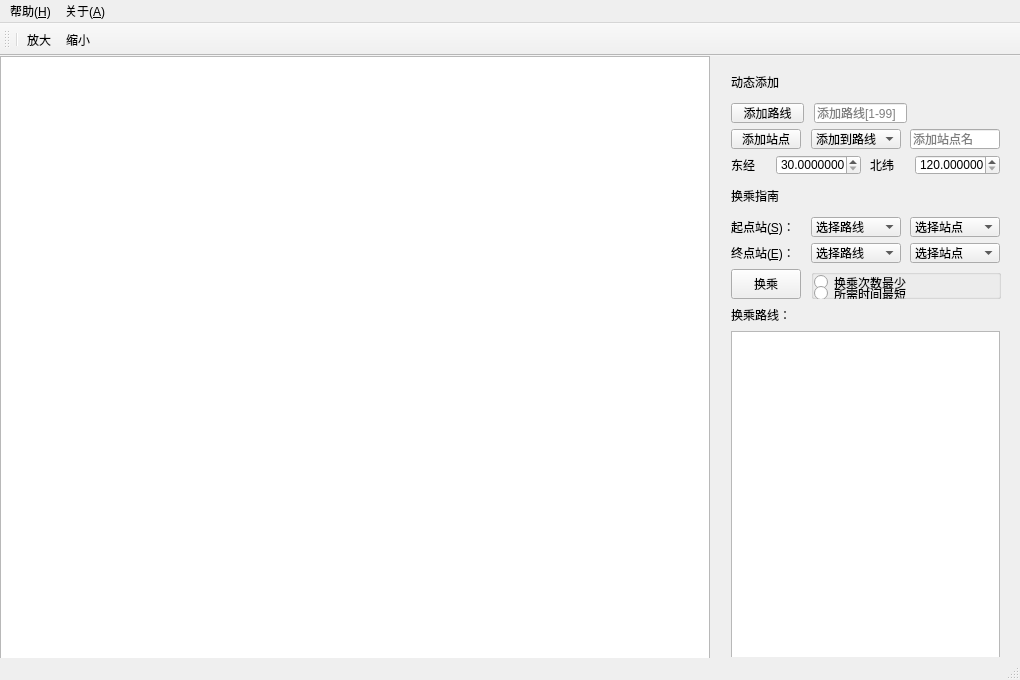
BaiJiazm/SubwayTransferSystem, file SubwayTransferSystem/mainwindow.ui: the form before one commit.
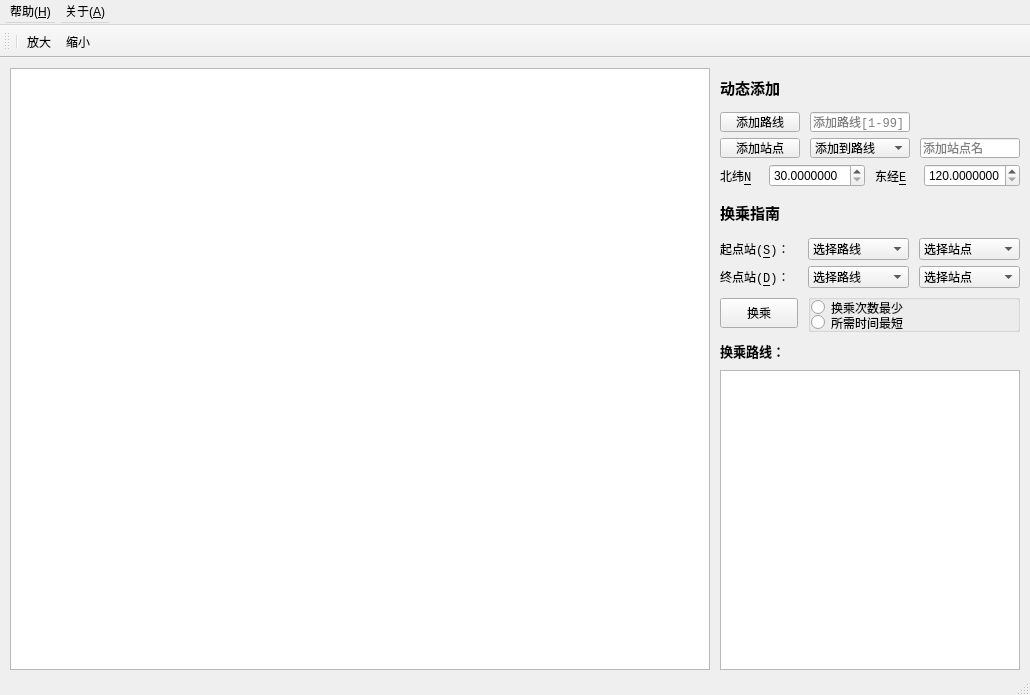
The form after the commit. Icons and pictures are not drawn.

Commit message: # finish initial ui design

Patch:
```diff
--- a/SubwayTransferSystem/mainwindow.ui
+++ b/SubwayTransferSystem/mainwindow.ui
@@ -9,14 +9,14 @@
    <rect>
     <x>0</x>
     <y>0</y>
-    <width>1020</width>
-    <height>680</height>
+    <width>1030</width>
+    <height>695</height>
    </rect>
   </property>
   <property name="minimumSize">
    <size>
-    <width>1000</width>
-    <height>680</height>
+    <width>1030</width>
+    <height>695</height>
    </size>
   </property>
   <property name="windowTitle">
@@ -29,41 +29,67 @@
    </size>
   </property>
   <widget class="QWidget" name="centralWidget">
+   <property name="minimumSize">
+    <size>
+     <width>1030</width>
+     <height>620</height>
+    </size>
+   </property>
+   <layout class="QHBoxLayout" name="horizontalLayout_7" stretch="8,2">
+    <property name="spacing">
+     <number>10</number>
+    </property>
+    <property name="leftMargin">
+     <number>10</number>
+    </property>
+    <property name="topMargin">
+     <number>10</number>
+    </property>
+    <property name="rightMargin">
+     <number>10</number>
+    </property>
+    <property name="bottomMargin">
+     <number>10</number>
+    </property>
+    <item>
    <widget class="QGraphicsView" name="graphicsView">
-    <property name="geometry">
-     <rect>
-      <x>0</x>
-      <y>0</y>
-      <width>710</width>
-      <height>680</height>
-     </rect>
-    </property>
-   </widget>
-   <widget class="QWidget" name="">
-    <property name="geometry">
-     <rect>
-      <x>720</x>
-      <y>0</y>
-      <width>291</width>
-      <height>601</height>
-     </rect>
-    </property>
-    <layout class="QVBoxLayout" name="verticalLayout_2" stretch="3,2,2,2,3,2,2,3,2,21">
+      <property name="minimumSize">
+       <size>
+        <width>700</width>
+        <height>600</height>
+       </size>
+      </property>
+     </widget>
+    </item>
      <item>
-      <widget class="QLabel" name="label_4">
+     <layout class="QVBoxLayout" name="verticalLayout1" stretch="3,2,2,2,3,2,2,3,2,21">
+      <item>
+       <widget class="QLabel" name="labelAdd">
        <property name="minimumSize">
         <size>
-         <width>100</width>
+          <width>280</width>
          <height>30</height>
         </size>
        </property>
+        <property name="font">
+         <font>
+          <family>Consolas</family>
+          <pointsize>11</pointsize>
+          <weight>75</weight>
+          <italic>false</italic>
+          <bold>true</bold>
+         </font>
+        </property>
        <property name="text">
         <string>动态添加</string>
        </property>
+        <property name="textFormat">
+         <enum>Qt::AutoText</enum>
+        </property>
       </widget>
      </item>
      <item>
-      <layout class="QHBoxLayout" name="horizontalLayout_4" stretch="7,9,9">
+       <layout class="QHBoxLayout" name="horizontalLayout1" stretch="7,9,9">
        <property name="spacing">
         <number>10</number>
        </property>
@@ -71,10 +97,21 @@
         <widget class="QPushButton" name="pushButton">
          <property name="minimumSize">
           <size>
+            <width>80</width>
+            <height>20</height>
+           </size>
+          </property>
+          <property name="maximumSize">
+           <size>
            <width>70</width>
            <height>20</height>
           </size>
          </property>
+          <property name="font">
+           <font>
+            <family>Consolas</family>
+           </font>
+          </property>
          <property name="text">
           <string>添加路线</string>
          </property>
@@ -88,6 +125,17 @@
            <height>20</height>
           </size>
          </property>
+          <property name="maximumSize">
+           <size>
+            <width>100</width>
+            <height>20</height>
+           </size>
+          </property>
+          <property name="font">
+           <font>
+            <family>Consolas</family>
+           </font>
+          </property>
          <property name="placeholderText">
           <string>添加路线[1-99]</string>
          </property>
@@ -100,7 +148,7 @@
          </property>
          <property name="sizeHint" stdset="0">
           <size>
-           <width>90</width>
+            <width>100</width>
            <height>20</height>
           </size>
          </property>
@@ -109,7 +157,7 @@
       </layout>
      </item>
      <item>
-      <layout class="QHBoxLayout" name="horizontalLayout_3" stretch="7,9,9">
+       <layout class="QHBoxLayout" name="horizontalLayout2" stretch="7,9,9">
        <property name="spacing">
         <number>10</number>
        </property>
@@ -121,6 +169,17 @@
            <height>20</height>
           </size>
          </property>
+          <property name="maximumSize">
+           <size>
+            <width>80</width>
+            <height>20</height>
+           </size>
+          </property>
+          <property name="font">
+           <font>
+            <family>Consolas</family>
+           </font>
+          </property>
          <property name="text">
           <string>添加站点</string>
          </property>
@@ -134,6 +193,17 @@
            <height>20</height>
           </size>
          </property>
+          <property name="maximumSize">
+           <size>
+            <width>100</width>
+            <height>20</height>
+           </size>
+          </property>
+          <property name="font">
+           <font>
+            <family>Consolas</family>
+           </font>
+          </property>
          <item>
           <property name="text">
            <string>添加到路线</string>
@@ -149,6 +219,17 @@
            <height>20</height>
           </size>
          </property>
+          <property name="maximumSize">
+           <size>
+            <width>100</width>
+            <height>20</height>
+           </size>
+          </property>
+          <property name="font">
+           <font>
+            <family>Consolas</family>
+           </font>
+          </property>
          <property name="text">
           <string/>
          </property>
@@ -160,7 +241,7 @@
       </layout>
      </item>
      <item>
-      <layout class="QHBoxLayout" name="horizontalLayout_6" stretch="35,85,35,85">
+       <layout class="QHBoxLayout" name="horizontalLayout3" stretch="35,85,35,85">
        <property name="spacing">
         <number>10</number>
        </property>
@@ -172,8 +253,13 @@
            <height>20</height>
           </size>
          </property>
+          <property name="font">
+           <font>
+            <family>Consolas</family>
+           </font>
+          </property>
          <property name="text">
-          <string>东经</string>
+           <string>北纬&amp;N</string>
          </property>
          <property name="buddy">
           <cstring>doubleSpinBox</cstring>
@@ -213,8 +299,13 @@
            <height>20</height>
           </size>
          </property>
+          <property name="font">
+           <font>
+            <family>Consolas</family>
+           </font>
+          </property>
          <property name="text">
-          <string>北纬</string>
+           <string>东经&amp;E</string>
          </property>
          <property name="buddy">
           <cstring>doubleSpinBox_2</cstring>
@@ -249,20 +340,28 @@
       </layout>
      </item>
      <item>
-      <widget class="QLabel" name="label_5">
+       <widget class="QLabel" name="labelTransfer">
        <property name="minimumSize">
         <size>
-         <width>100</width>
+          <width>280</width>
          <height>30</height>
         </size>
        </property>
+        <property name="font">
+         <font>
+          <family>Consolas</family>
+          <pointsize>11</pointsize>
+          <weight>75</weight>
+          <bold>true</bold>
+         </font>
+        </property>
        <property name="text">
         <string>换乘指南</string>
        </property>
       </widget>
      </item>
      <item>
-      <layout class="QHBoxLayout" name="horizontalLayout_5" stretch="7,9,9">
+       <layout class="QHBoxLayout" name="horizontalLayout4" stretch="7,9,9">
        <property name="spacing">
         <number>10</number>
        </property>
@@ -274,6 +373,11 @@
            <height>20</height>
           </size>
          </property>
+          <property name="font">
+           <font>
+            <family>Consolas</family>
+           </font>
+          </property>
          <property name="text">
           <string>起点站(&amp;S)：</string>
          </property>
@@ -290,6 +394,11 @@
            <height>20</height>
           </size>
          </property>
+          <property name="font">
+           <font>
+            <family>Consolas</family>
+           </font>
+          </property>
          <item>
           <property name="text">
            <string>选择路线</string>
@@ -305,6 +414,11 @@
            <height>20</height>
           </size>
          </property>
+          <property name="font">
+           <font>
+            <family>Consolas</family>
+           </font>
+          </property>
          <item>
           <property name="text">
            <string>选择站点</string>
@@ -315,7 +429,7 @@
       </layout>
      </item>
      <item>
-      <layout class="QHBoxLayout" name="horizontalLayout_2" stretch="7,9,9">
+       <layout class="QHBoxLayout" name="horizontalLayout5" stretch="7,9,9">
        <property name="spacing">
         <number>10</number>
        </property>
@@ -327,8 +441,13 @@
            <height>20</height>
           </size>
          </property>
+          <property name="font">
+           <font>
+            <family>Consolas</family>
+           </font>
+          </property>
          <property name="text">
-          <string>终点站(&amp;E)：</string>
+           <string>终点站(&amp;D)：</string>
          </property>
          <property name="buddy">
           <cstring>comboBox_2</cstring>
@@ -343,6 +462,11 @@
            <height>20</height>
           </size>
          </property>
+          <property name="font">
+           <font>
+            <family>Consolas</family>
+           </font>
+          </property>
          <item>
           <property name="text">
            <string>选择路线</string>
@@ -358,6 +482,11 @@
            <height>20</height>
           </size>
          </property>
+          <property name="font">
+           <font>
+            <family>Consolas</family>
+           </font>
+          </property>
          <item>
           <property name="text">
            <string>选择站点</string>
@@ -368,7 +497,7 @@
       </layout>
      </item>
      <item>
-      <layout class="QHBoxLayout" name="horizontalLayout" stretch="7,19">
+       <layout class="QHBoxLayout" name="horizontalLayout6" stretch="7,19">
        <property name="spacing">
         <number>10</number>
        </property>
@@ -380,6 +509,11 @@
            <height>30</height>
           </size>
          </property>
+          <property name="font">
+           <font>
+            <family>Consolas</family>
+           </font>
+          </property>
          <property name="text">
           <string>换乘</string>
          </property>
@@ -420,6 +554,11 @@
               <height>15</height>
              </size>
             </property>
+             <property name="font">
+              <font>
+               <family>Consolas</family>
+              </font>
+             </property>
             <property name="text">
              <string>换乘次数最少</string>
             </property>
@@ -433,6 +572,11 @@
               <height>15</height>
              </size>
             </property>
+             <property name="font">
+              <font>
+               <family>Consolas</family>
+              </font>
+             </property>
             <property name="text">
              <string>所需时间最短</string>
             </property>
@@ -444,40 +588,60 @@
       </layout>
      </item>
      <item>
-      <widget class="QLabel" name="label_3">
+       <widget class="QLabel" name="labelTransferRoute">
        <property name="minimumSize">
         <size>
-         <width>100</width>
+          <width>280</width>
          <height>20</height>
         </size>
        </property>
+        <property name="font">
+         <font>
+          <family>Consolas</family>
+          <pointsize>10</pointsize>
+          <weight>75</weight>
+          <bold>true</bold>
+         </font>
+        </property>
        <property name="text">
         <string>换乘路线：</string>
        </property>
       </widget>
      </item>
      <item>
-      <widget class="QTextBrowser" name="textBrowser">
+       <widget class="QTextBrowser" name="textBrowserRoute">
        <property name="minimumSize">
         <size>
-         <width>0</width>
-         <height>340</height>
-        </size>
-       </property>
+          <width>300</width>
+          <height>300</height>
+         </size>
+        </property>
+        <property name="font">
+         <font>
+          <family>Consolas</family>
+         </font>
+        </property>
       </widget>
      </item>
     </layout>
-   </widget>
+    </item>
+   </layout>
   </widget>
   <widget class="QMenuBar" name="menuBar">
    <property name="geometry">
     <rect>
      <x>0</x>
      <y>0</y>
-     <width>1020</width>
-     <height>23</height>
+     <width>1030</width>
+     <height>25</height>
     </rect>
    </property>
+   <property name="minimumSize">
+    <size>
+     <width>0</width>
+     <height>25</height>
+    </size>
+   </property>
    <widget class="QMenu" name="menuHelp">
     <property name="title">
      <string>帮助(&amp;H)</string>
@@ -519,7 +683,14 @@
    <addaction name="toolEnlarge"/>
    <addaction name="toolShrink"/>
   </widget>
-  <widget class="QStatusBar" name="statusBar"/>
+  <widget class="QStatusBar" name="statusBar">
+   <property name="minimumSize">
+    <size>
+     <width>0</width>
+     <height>15</height>
+    </size>
+   </property>
+  </widget>
   <action name="actiona">
    <property name="text">
     <string>操作</string>
```
Left out of the diff: 44 changed lines with no effect on the pictures. Lines whose indentation alone changed are shown as unchanged. The commit also changes 1 other file.
